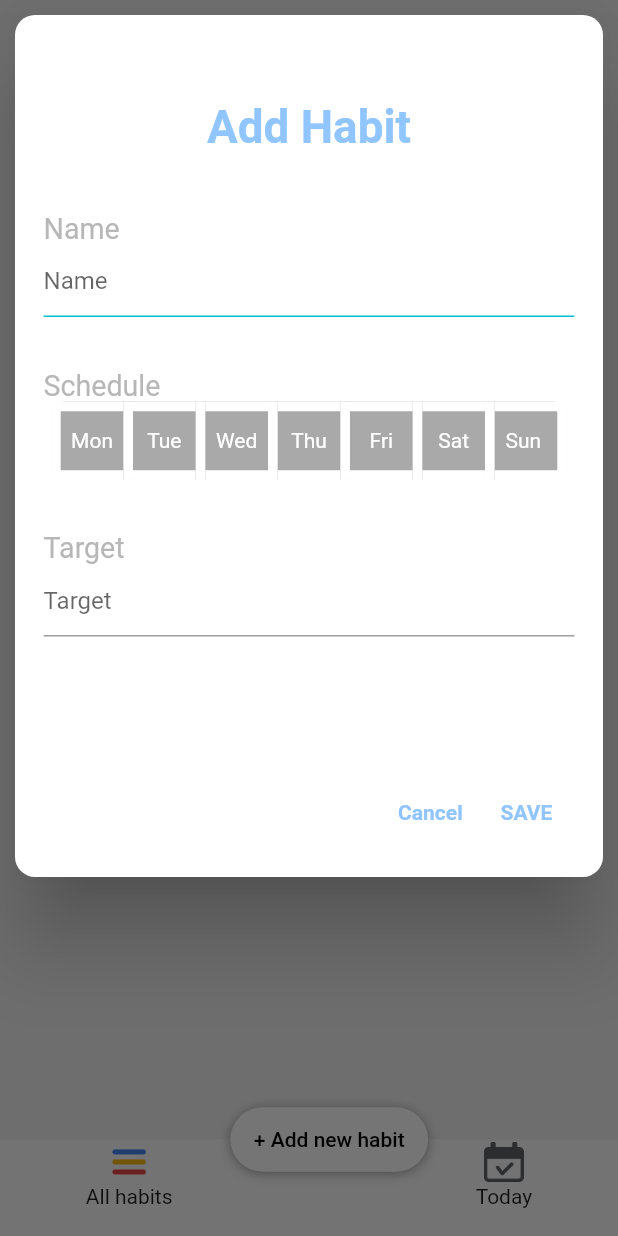
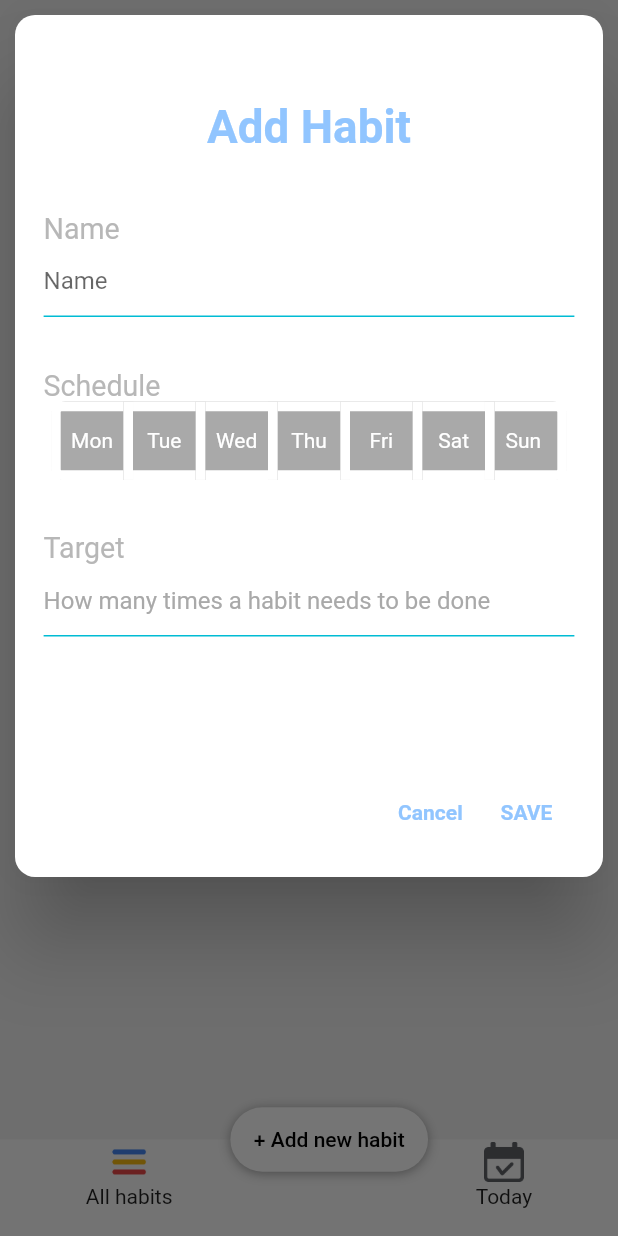
Before and after one commit to yusufmsabeh/Habit_Tracker_App, a Flutter app: the screen it shows after launch, after a tap on "+ Add new habit", on a phone screen of 412 x 824 dp. Run offline on Flutter 3.47's test engine with Material 2 defaults, Android fonts, the phone set to English and light mode, and no system bars; our stand-ins replace flutter_screenutil, fluttertoast, sqflite, syncfusion_flutter_gauges, table_calendar; missing offline and left inert: dart:ffi; accounts and stored records are empty.

```diff
--- a/lib/DB/DBConaction.dart
+++ b/lib/DB/DBConaction.dart
@@ -88,7 +88,7 @@ class connection {
     return Habit.fromJson(habitById[0]);
   }
 
-  void updateDone(id) async {
+  updateDone(id) async {
     final db = await instance.database;
     Habit habit = await realHabitById(id);
 
--- a/lib/HomePage.dart
+++ b/lib/HomePage.dart
@@ -4,7 +4,9 @@ import 'package:flutter/material.dart';
 import 'package:flutter/src/foundation/key.dart';
 import 'package:flutter/src/widgets/framework.dart';
 import 'package:flutter_screenutil/flutter_screenutil.dart';
+import 'package:habit_tracker/DB/DBConaction.dart';
 import 'package:habit_tracker/Screens/AddHabitScreen.dart';
+import 'package:habit_tracker/model/habit.dart';
 
 import 'package:table_calendar/table_calendar.dart';
 
@@ -19,12 +21,23 @@ class HomePage extends StatefulWidget {
 }
 
 class _HomePageState extends State<HomePage> {
+  List<Habit> habits = [];
+  List<Habit> todayHabits = [];
   int currentIndex = 0;
   double tableHeight = 0;
   Widget CurrentLeading = Text("Habit list");
 
-  Refresh() {
+  Refresh() async {
+    habits = await connection.instance.readAllHabits();
+    todayHabits = await connection.instance.realAllHaibtsByDay();
     setState(() {});
+  }
+
+  @override
+  void initState() {
+    // TODO: implement initState
+    super.initState();
+    Refresh();
   }
 
   @override
@@ -160,8 +173,9 @@ class _HomePageState extends State<HomePage> {
             color: const Color.fromARGB(255, 240, 240, 240),
             child: currentIndex == 0
                 ? AllHabits(
+                    habits: habits,
                     function: Refresh,
                   )
-                : TodayScreen(tableHeight, Refresh)));
+                : TodayScreen(tableHeight, Refresh, habits)));
   }
 }
--- a/lib/Screens/AddHabitScreen.dart
+++ b/lib/Screens/AddHabitScreen.dart
@@ -84,6 +84,8 @@ class _AddHabitScreenState extends State<AddHabitScreen> {
                       },
                       controller: nameController,
                       decoration: InputDecoration(
+                          focusedBorder: UnderlineInputBorder(
+                              borderSide: BorderSide(color: Colors.cyan)),
                           enabledBorder: UnderlineInputBorder(
                             borderSide: BorderSide(color: Colors.cyan),
                           ),
@@ -160,8 +162,15 @@ class _AddHabitScreenState extends State<AddHabitScreen> {
                         controller: tragetController,
                         keyboardType: TextInputType.numberWithOptions(),
                         decoration: InputDecoration(
-                            hintText: "Target",
-                            focusColor: Color.fromARGB(255, 145, 197, 255)))),
+                            enabledBorder: UnderlineInputBorder(
+                              borderSide: BorderSide(color: Colors.cyan),
+                            ),
+                            hintText: "How many times a habit needs to be done",
+                            hintStyle: TextStyle(
+                              color: Color.fromARGB(255, 169, 169, 169),
+                            ),
+                            focusedBorder: UnderlineInputBorder(
+                                borderSide: BorderSide(color: Colors.cyan))))),
                 const Spacer(),
                 Row(
                   mainAxisAlignment: MainAxisAlignment.end,
--- a/lib/Screens/AllHabits.dart
+++ b/lib/Screens/AllHabits.dart
@@ -11,36 +11,38 @@ import 'package:habit_tracker/model/habit.dart';
 
 class AllHabits extends StatefulWidget {
   Function function;
-  AllHabits({required this.function, Key? key}) : super(key: key);
+  List<Habit> habits;
+  AllHabits({required this.function, required this.habits, Key? key})
+      : super(key: key);
 
   @override
   State<AllHabits> createState() => _AllHabitsState();
 }
 
 class _AllHabitsState extends State<AllHabits> {
-  List<Habit> habits = [];
-  void readAllHabits() async {
-    habits = await connection.instance.readAllHabits();
+  // List<Habit> habits = [];
+  // void readAllHabits() async {
+  //   habits = await connection.instance.readAllHabits();
 
-    setState(() {});
-  }
+  //   setState(() {});
+  // }
 
-  @override
-  void initState() {
-    super.initState();
-    readAllHabits();
-  }
+  // @override
+  // void initState() {
+  //   super.initState();
+  //   readAllHabits();
+  // }
 
   @override
   Widget build(BuildContext context) {
     return Container(
       margin: EdgeInsets.symmetric(horizontal: 40.w),
       child: ListView.builder(
-          itemCount: habits.length,
+          itemCount: widget.habits.length,
           itemBuilder: ((context, index) => HabitWidget(
-                habit: habits[index],
+                habit: widget.habits[index],
                 function: widget.function,
-                function2: readAllHabits,
+                function2: widget.function,
               ))),
     );
   }
--- a/lib/Widgets.dart/TodayHabit.dart
+++ b/lib/Widgets.dart/TodayHabit.dart
@@ -25,8 +25,7 @@ class TodayHabit extends StatelessWidget {
       onLongPress: () async {
         Habit habitFromDB = await connection.instance.realHabitById(habit.id);
 
-        connection.instance.updateDone(habit.id);
-        await Future.delayed(const Duration(seconds: 2), () {});
+        await connection.instance.updateDone(habit.id);
 
         habitFromDB = await connection.instance.realHabitById(habit.id);
         if (habitFromDB.done! >= habitFromDB.target) {
```
Also changed, not shown: lib/Screens/TodayScreen.dart (+18 -17 lines).
